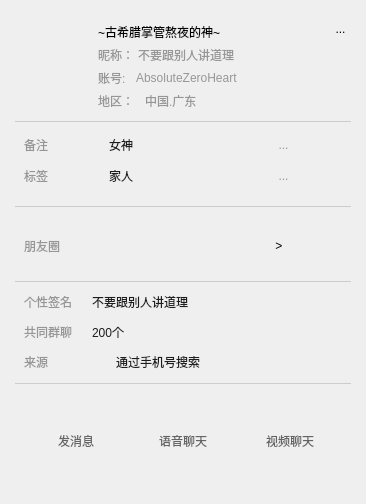
Old version of the form src/ui/src/dialogBox/UserInfoWidget.ui in the repository AbsoluteZeroHeart/myWeChat.
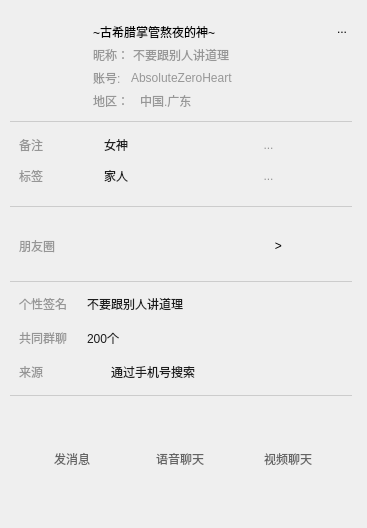
New version of the form. Icons and pictures are not drawn. Custom widgets are drawn as their Qt base class.

```diff
--- a/src/ui/src/dialogBox/UserInfoWidget.ui
+++ b/src/ui/src/dialogBox/UserInfoWidget.ui
@@ -6,8 +6,8 @@
    <rect>
     <x>0</x>
     <y>0</y>
-    <width>366</width>
-    <height>504</height>
+    <width>367</width>
+    <height>528</height>
    </rect>
   </property>
   <property name="maximumSize">
@@ -24,7 +24,7 @@
     <number>0</number>
    </property>
    <property name="leftMargin">
-    <number>15</number>
+    <number>10</number>
    </property>
    <property name="topMargin">
     <number>11</number>
@@ -330,14 +330,27 @@
          </property>
          <item>
           <widget class="QToolButton" name="toolButton_3">
+           <property name="maximumSize">
+            <size>
+             <width>30</width>
+             <height>30</height>
+            </size>
+           </property>
            <property name="styleSheet">
-            <string notr="true">
+            <string notr="true">QToolButton{
 background-color: transparent; /* 透明背景 */
 border: none; /* 无边框 */
-font: 15pt &quot;微软雅黑&quot;;
+font: 16pt &quot;微软雅黑&quot;;
 padding: 0px; /* 文本内边距0 */
 vertical-align: top; /* 文本顶部对齐 */
-    </string>
+    }
+
+ QToolButton:hover {
+        background-color:rgb(230,230,230);  /* 悬浮时灰色背景（可调整色值） */
+    }
+    QToolButton:pressed {
+        background-color: rgb(220,220,220);  /* 按下时稍深灰色（可选） */
+    }</string>
            </property>
            <property name="text">
             <string>...</string>
@@ -421,7 +434,7 @@
          <widget class="QPushButton" name="pushButton_2">
           <property name="minimumSize">
            <size>
-            <width>170</width>
+            <width>160</width>
             <height>0</height>
            </size>
           </property>
@@ -500,7 +513,7 @@
          <widget class="QPushButton" name="pushButton_3">
           <property name="minimumSize">
            <size>
-            <width>170</width>
+            <width>160</width>
             <height>0</height>
            </size>
           </property>
@@ -856,8 +869,8 @@
         </property>
         <property name="iconSize">
          <size>
-          <width>35</width>
-          <height>35</height>
+          <width>28</width>
+          <height>28</height>
          </size>
         </property>
         <property name="toolButtonStyle">
@@ -903,8 +916,8 @@
         </property>
         <property name="iconSize">
          <size>
-          <width>33</width>
-          <height>33</height>
+          <width>25</width>
+          <height>25</height>
          </size>
         </property>
         <property name="toolButtonStyle">
@@ -950,8 +963,8 @@
         </property>
         <property name="iconSize">
          <size>
-          <width>33</width>
-          <height>33</height>
+          <width>25</width>
+          <height>25</height>
          </size>
         </property>
         <property name="toolButtonStyle">
```
Left out of the diff: 24 changed lines with no effect on the pictures.
